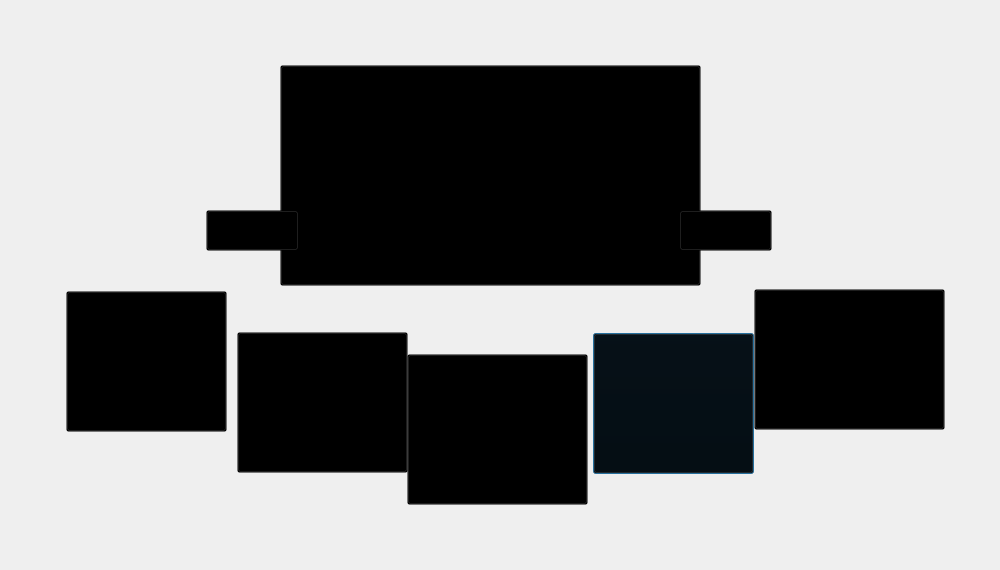
MohsenIsHere/Simple-bank-desktop-application-simulator, file SampleBank/home.ui: the form before one commit.
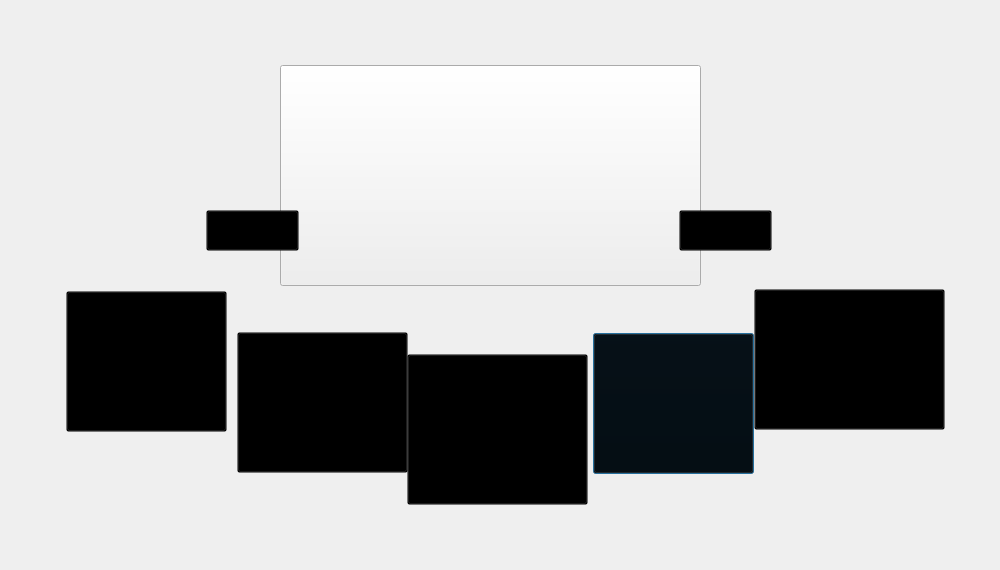
The form after the commit. Icons and pictures are not drawn.

Commit message: The home page has been completed to 90% -- the bank account function has been made more complete with new functions for the form of data output -- animation and the button to change cards have been added -- changes should be made in the future on the balance object in the bank account -- Currently, we are starting the connection and development for the bank account and card-to-card creation pages

```diff
--- a/SampleBank/home.ui
+++ b/SampleBank/home.ui
@@ -198,16 +198,12 @@
     <cursorShape>PointingHandCursor</cursorShape>
    </property>
    <property name="styleSheet">
-    <string notr="true">#btnCurrentCard{		
-		background: transparent;
-		background-image: url(&quot;:/Images/current card.png&quot;);
-        background-repeat: no-repeat;
-        background-attachment: fixed;
-        background-size: cover;
-        background-position: center;
-}
-#btnCurrentCard:hover {
-    background-image: url(&quot;:/Images/current card hover.png&quot;);
+    <string notr="true">#btnCurrentCard{
+	padding: 3px 10px; /* فاصله داخلی دکمه */
+    font-size: 20px; /* اندازه‌ی متن */
+	font-family:'Cascadia Mono' ;
+	font-weight: bold;
+    text-align: center; /* مرکز‌چین کردن متن */
 }</string>
    </property>
    <property name="text">
```
The commit also changes 51 other files.
